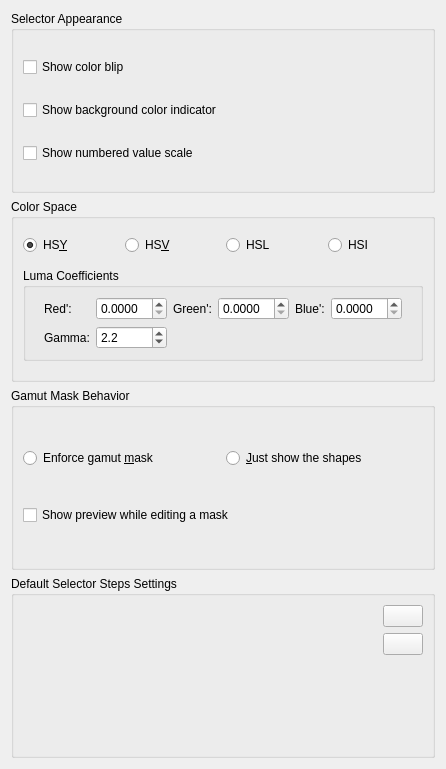
Qt form plugins/dockers/artisticcolorselector/forms/wdgARCSSettings.ui (KDE/krita) before a commit.
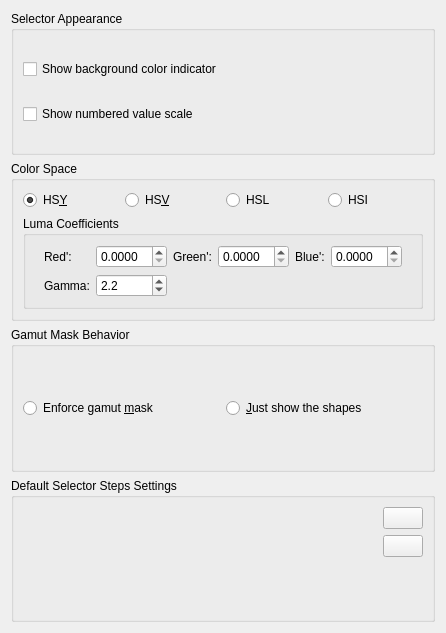
The same form after that commit. Custom widgets are drawn as their Qt base class.

Commit message: Gamut masking: mask rotation, advanced selector, tweaks

```diff
--- a/plugins/dockers/artisticcolorselector/forms/wdgARCSSettings.ui
+++ b/plugins/dockers/artisticcolorselector/forms/wdgARCSSettings.ui
@@ -7,7 +7,7 @@
     <x>0</x>
     <y>0</y>
     <width>446</width>
-    <height>769</height>
+    <height>633</height>
    </rect>
   </property>
   <layout class="QVBoxLayout" name="verticalLayout">
@@ -17,13 +17,6 @@
       <string>Selector Appearance</string>
      </property>
      <layout class="QVBoxLayout" name="verticalLayout_2">
-      <item>
-       <widget class="QCheckBox" name="showColorBlip">
-        <property name="text">
-         <string>Show color blip</string>
-        </property>
-       </widget>
-      </item>
       <item>
        <widget class="QCheckBox" name="showBgColor">
         <property name="text">
@@ -277,16 +270,6 @@
         </item>
        </layout>
       </item>
-      <item>
-       <widget class="QCheckBox" name="showMaskPreview">
-        <property name="text">
-         <string>Show preview while editing a mask</string>
-        </property>
-        <property name="checked">
-         <bool>false</bool>
-        </property>
-       </widget>
-      </item>
      </layout>
     </widget>
    </item>
@@ -400,17 +383,17 @@
   </layout>
  </widget>
  <customwidgets>
-  <customwidget>
-   <class>KisDoubleParseSpinBox</class>
-   <extends>QDoubleSpinBox</extends>
-   <header>kis_double_parse_spin_box.h</header>
-  </customwidget>
   <customwidget>
    <class>KisSliderSpinBox</class>
    <extends>QWidget</extends>
    <header location="global">kis_slider_spin_box.h</header>
    <container>1</container>
   </customwidget>
+  <customwidget>
+   <class>KisDoubleParseSpinBox</class>
+   <extends>QDoubleSpinBox</extends>
+   <header>kis_double_parse_spin_box.h</header>
+  </customwidget>
  </customwidgets>
  <resources/>
  <connections/>
```
The commit also changes 26 other files.
